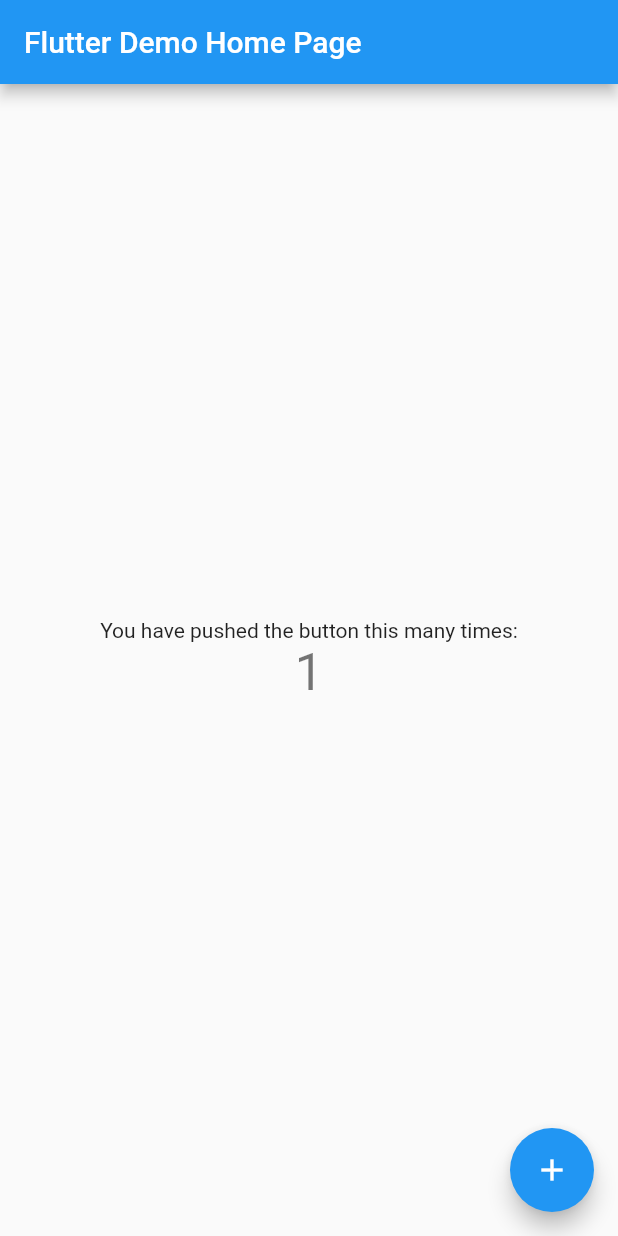
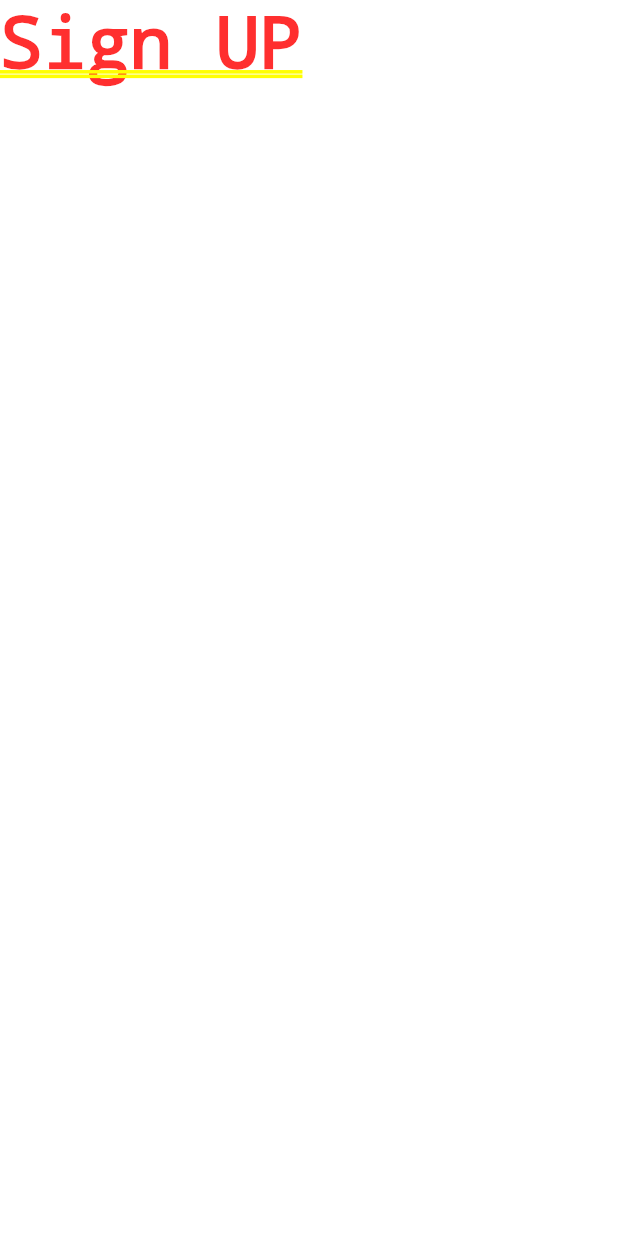
Before and after one commit to RandyKdev/UI, a Flutter app: the screen it shows after launch, after a tap on the "add" icon, on a phone screen of 412 x 824 dp. Run offline on Flutter 3.47's test engine with Material 2 defaults, Android fonts, the phone set to English and light mode, and no system bars.

Commit message:
created the elementary sign up page

```diff
--- a/lib/main.dart
+++ b/lib/main.dart
@@ -1,5 +1,5 @@
 import 'package:flutter/material.dart';
-
+import './screens/signup/view.dart';
 void main() {
   runApp(MyApp());
 }
@@ -53,6 +53,7 @@ class _MyHomePageState extends State<MyHomePage> {
   int _counter = 0;
 
   void _incrementCounter() {
+    Navigator.push(context, MaterialPageRoute(builder: (context) => SignUp()));
     setState(() {
       // This call to setState tells the Flutter framework that something has
       // changed in this State, which causes it to rerun the build method below
--- /dev/null
+++ b/lib/screens/signup/view.dart
@@ -0,0 +1,10 @@
+import 'package:flutter/material.dart';
+
+class SignUp extends StatelessWidget {
+  @override
+  Widget build(BuildContext context) {
+    return Container(
+      child: Text("Sign UP"),
+    );
+  }
+}
```
